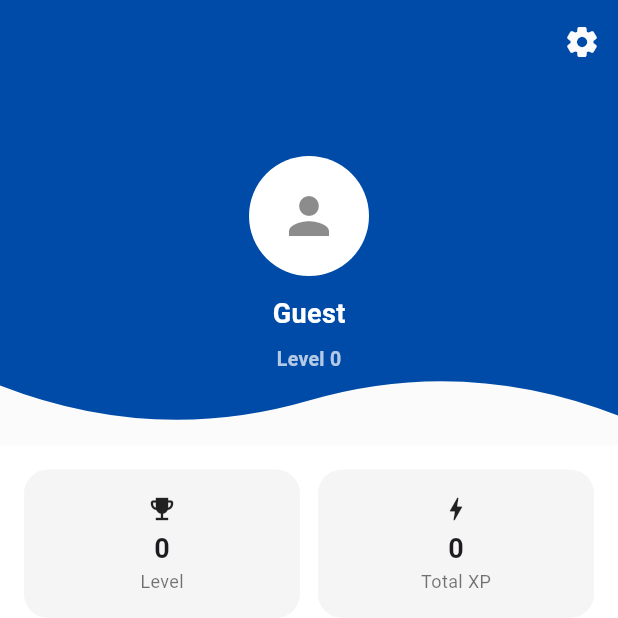
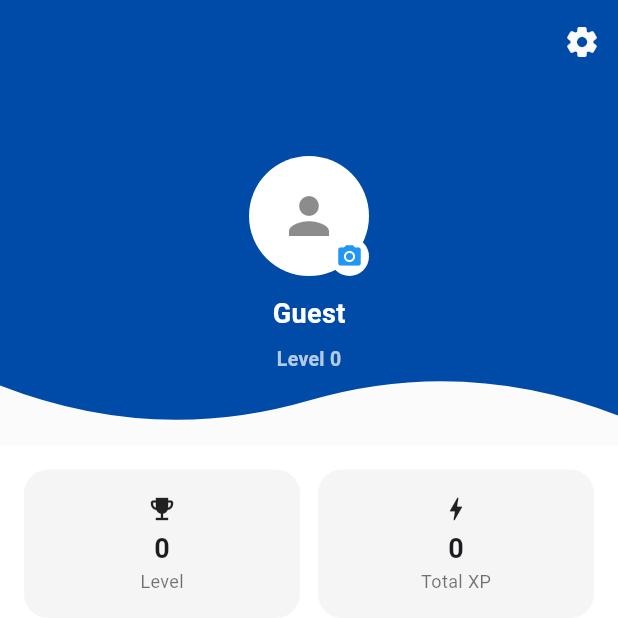
Before and after one commit to eminesenaa/mobile-interview-platform, a Flutter app: the screen it shows once a user with an empty profile is signed in, item 5 of the bottom bar chosen, on a phone screen of 412 x 824 dp, the top half of it. Run offline on Flutter 3.47's test engine with Material 3 defaults, Android fonts, the phone set to English and light mode, and no system bars; drawn by our look-alikes of overlay_support; our stand-ins replace awesome_bottom_bar, cloud_firestore, firebase_auth, firebase_core, firebase_storage, font_awesome_flutter and 4 more; accounts and stored records are empty.

Commit message:
Add profile photo UI
- not functional yet (Firebase Storage + Blaze plan required) to be researched

```diff
--- a/lib/pages/profile/profile_page.dart
+++ b/lib/pages/profile/profile_page.dart
@@ -49,6 +49,10 @@ class ProfilePage extends StatelessWidget {
                   child: Column(
                     mainAxisSize: MainAxisSize.min,
                     children: [
+                      // --- PROFİL RESMİ + KAMERA BUTONU ---
+                      Stack(
+                        alignment: Alignment.center,
+                        children: [
                           CircleAvatar(
                             radius: 40,
                             backgroundColor: Colors.white,
@@ -56,9 +60,31 @@ class ProfilePage extends StatelessWidget {
                                 c.photoUrl.value!.isNotEmpty)
                                 ? NetworkImage(c.photoUrl.value!)
                                 : null,
-                        child: (c.photoUrl.value == null || c.photoUrl.value!.isEmpty)
-                            ? const Icon(Icons.person, size: 40, color: Colors.black45)
+                            child: (c.photoUrl.value == null ||
+                                    c.photoUrl.value!.isEmpty)
+                                ? const Icon(Icons.person,
+                                    size: 40, color: Colors.black45)
                                 : null,
+                          ),
+                          Positioned(
+                            bottom: 0,
+                            right: 0,
+                            child: GestureDetector(
+                              onTap: () async {
+                                await c.pickAndUploadProfilePhoto();
+                              },
+                              child: Container(
+                                padding: const EdgeInsets.all(4),
+                                decoration: const BoxDecoration(
+                                  shape: BoxShape.circle,
+                                  color: Colors.white,
+                                ),
+                                child: const Icon(Icons.camera_alt,
+                                    size: 18, color: Colors.blue),
+                              ),
+                            ),
+                          ),
+                        ],
                       ),
                       const SizedBox(height: 12),
                       Text(
@@ -73,7 +99,7 @@ class ProfilePage extends StatelessWidget {
                       Text(
                         'Level ${c.level.value}',
                         style: const TextStyle(
-                          color: Colors.white70,      // isim beyaz, level daha grimsi
+                          color: Colors.white70, // isim beyaz, level daha grimsi
                           fontWeight: FontWeight.w600,
                           fontSize: 13,
                           letterSpacing: .2,
@@ -128,7 +154,8 @@ class ProfilePage extends StatelessWidget {
                     ListTile(
                       leading: const Icon(Icons.edit_rounded),
                       title: const Text("Edit Profile"),
-                      subtitle: const Text("Name, email, username, password"),
+                      subtitle:
+                          const Text("Name, email, username, password"),
                       onTap: () => Get.to(() => const ProfileSettingsPage()),
                     ),
                   ],
--- a/pubspec.yaml
+++ b/pubspec.yaml
@@ -41,6 +41,8 @@ dependencies:
   cloud_firestore: ^5.4.4
   http: ^1.5.0
   overlay_support: ^2.1.0
+  firebase_storage: ^12.2.0
+  image_picker: ^1.1.2
 
 
   # The following adds the Cupertino Icons font to your application.
```
Also changed, not shown: lib/pages/profile/controllers/profile_controller.dart (+41 -0 lines), pubspec.lock, 5 other files. Lines whose indentation alone changed are shown as unchanged.
